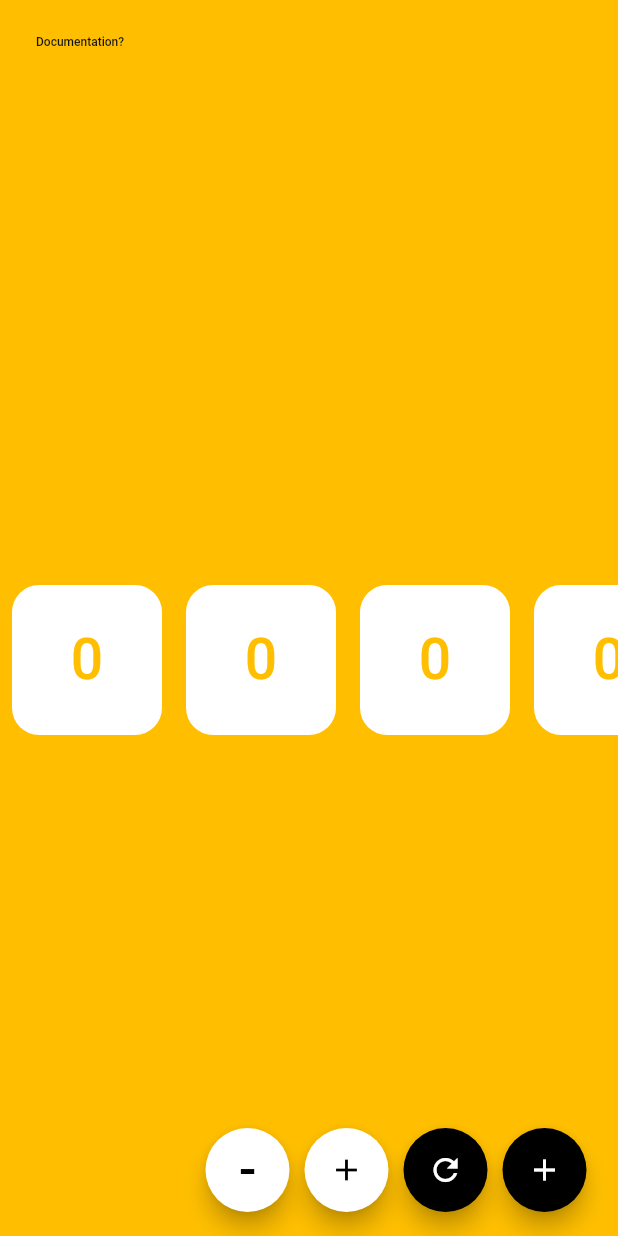
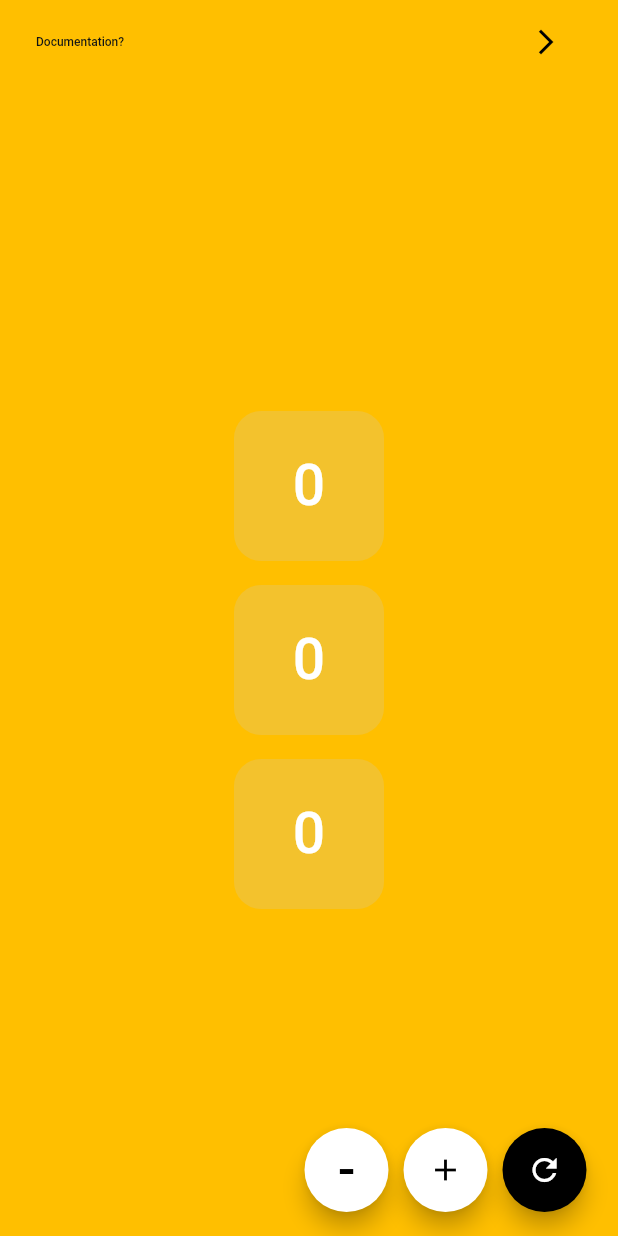
Before and after one commit to TariqMehmood1004/Custom-Counter-App, a Flutter app: the screen it shows after launch, on a phone screen of 412 x 824 dp. Run offline on Flutter 3.47's test engine with Material 2 defaults, Android fonts, the phone set to English and light mode, and no system bars.

```diff
--- a/lib/views/colors/colors_controller.dart
+++ b/lib/views/colors/colors_controller.dart
@@ -17,6 +17,10 @@ class AppColors {
   static Color shyiris = const Color(0xfff0efee);
   static Color amberorange = const Color(0xffffbf00);
 
+  static Color transamberorange = const Color.fromARGB(221, 241, 194, 52);
+
+  static Color circularBtnBackColor = const Color.fromARGB(255, 217, 196, 35);
+
   static Color flintblack = const Color(0xff3c4544);
   static Color flintblacklow = const Color(0xff4f5756);
 
--- a/lib/views/dashboard_controller/dashboard_controller.dart
+++ b/lib/views/dashboard_controller/dashboard_controller.dart
@@ -1,5 +1,6 @@
 import 'package:flutter/material.dart';
 import 'package:list_view_project/views/colors/colors_controller.dart';
+import 'package:list_view_project/views/second_controller/second_controller.dart';
 import 'package:list_view_project/widgets/counter_controller.dart';
 
 class DashboardScreen extends StatefulWidget {
@@ -29,12 +30,17 @@ class _DashboardScreenState extends State<DashboardScreen> {
         // toolbarHeight: 20,
         elevation: 0,
         backgroundColor: AppColors.amberorange,
+        // backgroundColor: AppColors.blackBackColor,
         title: SizedBox(
-          child: TextButton(
+          child: Expanded(
+            child: Row(
+              mainAxisAlignment: MainAxisAlignment.spaceBetween,
+              children: [
+                TextButton(
                   onPressed: () {
                     showModalBottomSheet(
                       backgroundColor: AppColors.transparent,
-                barrierColor: AppColors.transparent,
+                      barrierColor: AppColors.transamberorange,
                       context: context,
                       builder: (context) => const Image(
                         // height: 200,
@@ -47,6 +53,24 @@ class _DashboardScreenState extends State<DashboardScreen> {
                     style: TextStyle(color: AppColors.darkopacity, fontSize: 8),
                   ),
                 ),
+                TextButton(
+                  onPressed: () {
+                    showModalBottomSheet(
+                      backgroundColor: AppColors.transparent,
+                      barrierColor: AppColors.transamberorange,
+                      context: context,
+                      builder: (context) => const CounterAppManager(),
+                    );
+                  },
+                  child: const Icon(
+                    Icons.arrow_forward_ios,
+                    color: Colors.black,
+                    size: 20,
+                  ),
+                ),
+              ],
+            ),
+          ),
         ),
       ),
       body: Container(
@@ -55,18 +79,19 @@ class _DashboardScreenState extends State<DashboardScreen> {
           child: Container(
             width: MediaQuery.of(context).size.width,
             height: MediaQuery.of(context).size.height,
+            alignment: Alignment.center,
             margin: const EdgeInsets.only(top: 0),
             // color: Colors.amber,
             child: SingleChildScrollView(
-              scrollDirection: Axis.horizontal,
-              child: Row(
+              scrollDirection: Axis.vertical,
+              child: Column(
                 children: [
                   //incremetation container
                   Padding(
                     padding: const EdgeInsets.all(8.0),
                     child: CounterWidgetController(
                       number: temp,
-                      textColor: AppColors.amberorange,
+                      textColor: AppColors.white,
                       fontSize: 38,
                       fontWeight: FontWeight.w500,
                     ),
@@ -76,7 +101,7 @@ class _DashboardScreenState extends State<DashboardScreen> {
                     padding: const EdgeInsets.all(8.0),
                     child: CounterWidgetController(
                         number: decrement,
-                        textColor: AppColors.amberorange,
+                        textColor: AppColors.white,
                         fontSize: 38,
                         fontWeight: FontWeight.w500),
                   ),
@@ -85,15 +110,7 @@ class _DashboardScreenState extends State<DashboardScreen> {
                     padding: const EdgeInsets.all(8.0),
                     child: CounterWidgetController(
                         number: resetTemp,
-                        textColor: AppColors.amberorange,
-                        fontSize: 38,
-                        fontWeight: FontWeight.w500),
-                  ),
-                  Padding(
-                    padding: const EdgeInsets.all(8.0),
-                    child: CounterWidgetController(
-                        number: increment2,
-                        textColor: AppColors.amberorange,
+                        textColor: AppColors.white,
                         fontSize: 38,
                         fontWeight: FontWeight.w500),
                   ),
@@ -216,24 +233,6 @@ class _DashboardScreenState extends State<DashboardScreen> {
                 child: const Icon(Icons.refresh),
               ),
             ),
-
-            //add multiple counters
-            Padding(
-              padding: const EdgeInsets.symmetric(horizontal: 5.0),
-              child: FloatingActionButton(
-                onPressed: () {
-                  //code body
-                  setState(() {
-                    increment2++;
-                  });
-                },
-                heroTag: "addMoreCounter",
-                backgroundColor: AppColors.blackBackColor,
-                splashColor: AppColors.blackopacity,
-                foregroundColor: Colors.white,
-                child: const Icon(Icons.add),
-              ),
-            ),
           ],
         ),
       ),
--- a/lib/views/splash_screen_controller/splash_screen_controller.dart
+++ b/lib/views/splash_screen_controller/splash_screen_controller.dart
@@ -22,7 +22,6 @@ class _SplashScreenState extends State<SplashScreen> {
     super.initState();
 
     Timer(const Duration(seconds: 3), () {
-      debugPrint("loading the app");
       Navigator.pushReplacement(
         context,
         MaterialPageRoute(
@@ -42,7 +41,7 @@ class _SplashScreenState extends State<SplashScreen> {
       body: Container(
         width: MediaQuery.of(context).size.width,
         height: MediaQuery.of(context).size.height,
-        color: AppColors.white,
+        color: AppColors.amberorange,
         child: Center(
           child: Column(
             mainAxisAlignment: MainAxisAlignment.center,
--- a/lib/widgets/counter_controller.dart
+++ b/lib/widgets/counter_controller.dart
@@ -22,7 +22,7 @@ class CounterWidgetController extends StatelessWidget {
       width: 100,
       height: 100,
       decoration: BoxDecoration(
-        color: AppColors.white,
+        color: AppColors.transamberorange,
         borderRadius: BorderRadius.circular(18),
       ),
       child: Padding(
```
Also changed, not shown: lib/main.dart (+4 -4 lines), lib/views/second_controller/second_controller.dart (added, +226 -0 lines). Lines whose indentation alone changed are shown as unchanged.
